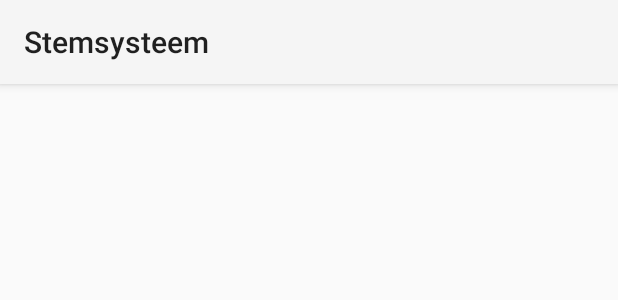
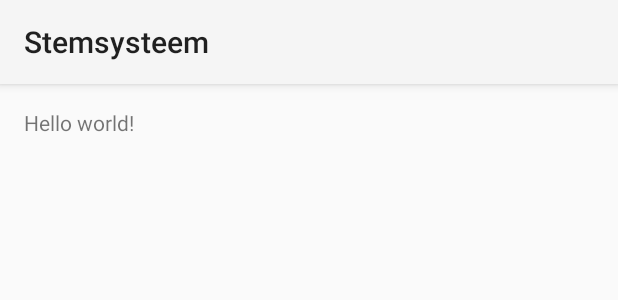
Before and after one commit to sheeraz-zadi/Stemsysteem, an Android app: the layout activity_main.xml on its own in the app's theme, with its tools: preview values and no code run, on a phone screen of 412 x 824 dp. Shown: the top 300 px of the screen. Run offline under Robolectric (Android 15) with nearby library versions, the phone set to English and light mode, and no system bars.

Commit message:
Added Hello World

```diff
--- a/Stemsysteem/app/src/main/res/layout/activity_main.xml
+++ b/Stemsysteem/app/src/main/res/layout/activity_main.xml
@@ -9,6 +9,7 @@
     tools:context=".MainActivity">
 
     <TextView
+        android:text="@string/hello_world"
         android:layout_width="wrap_content"
         android:layout_height="wrap_content" />
 
```
